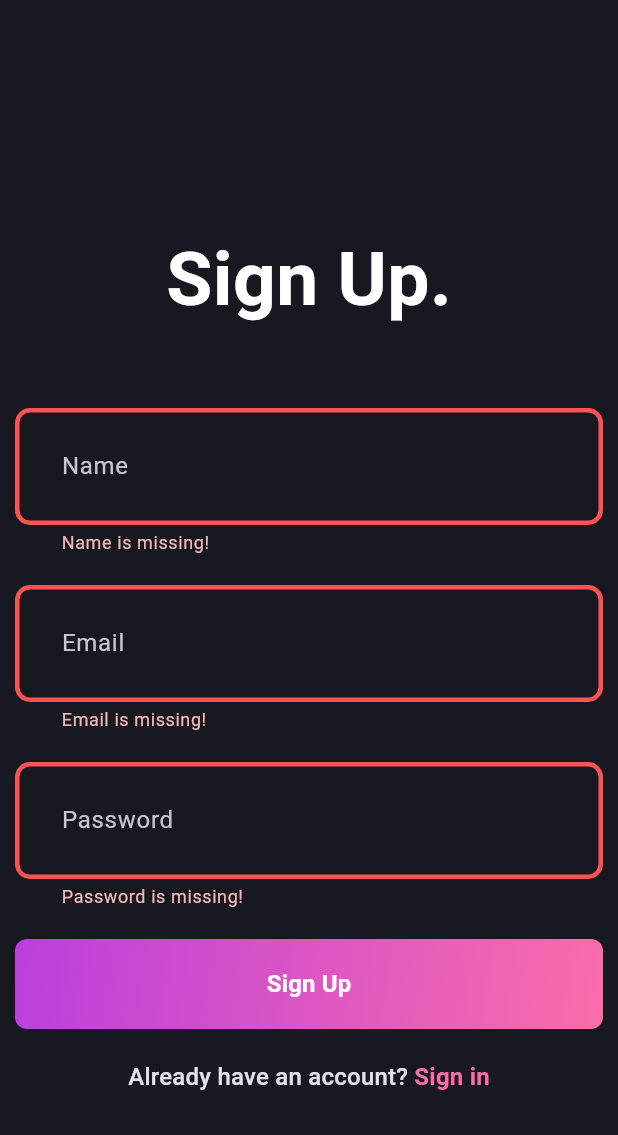
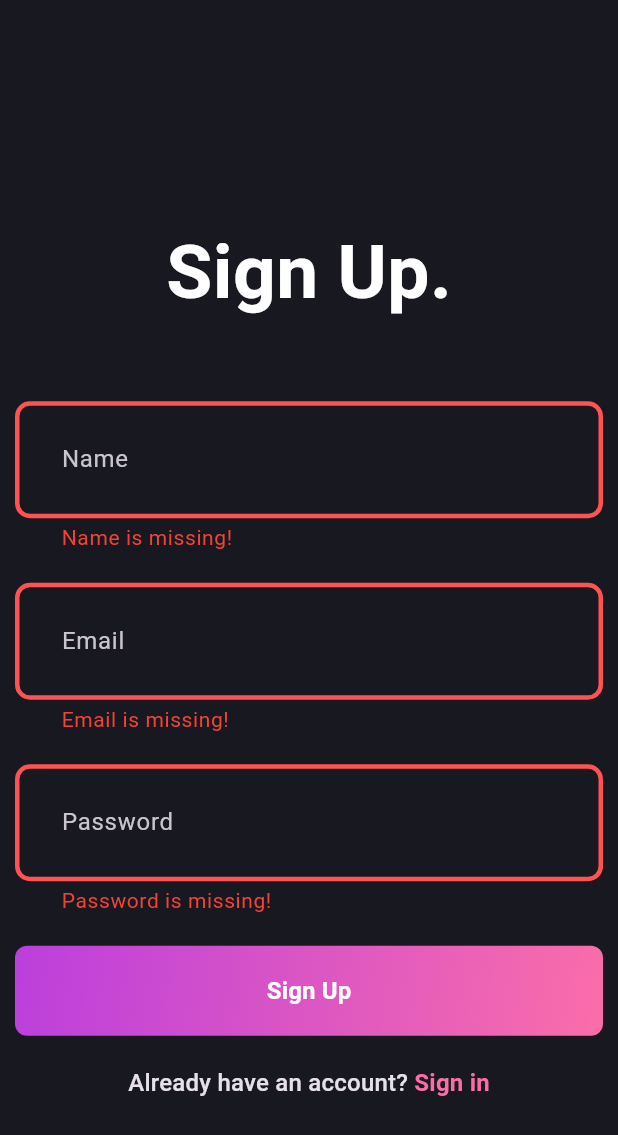
Before and after one commit to ShishirRijal/iWrite, a Flutter app: the screen it shows after launch, after a tap on "Sign Up", on a phone screen of 412 x 824 dp. Shown: the top 1135 px of the screen. Run offline on Flutter 3.47's test engine with Material 3 defaults, Android fonts, the phone set to English and light mode, and no system bars.

Commit message:
add validator to custom text form field

```diff
--- a/lib/features/auth/presentation/widgets/custom_text_form_field.dart
+++ b/lib/features/auth/presentation/widgets/custom_text_form_field.dart
@@ -5,12 +5,13 @@ class CustomTextFormField extends StatelessWidget {
     required this.controller,
     required this.hintText,
     this.isPassword = false,
+    this.validator,
     super.key,
   });
   final TextEditingController controller;
   final String hintText;
   final bool isPassword;
-  // final Function(String?)? validator;
+  final Function(String?)? validator;
 
   @override
   Widget build(BuildContext context) {
@@ -18,13 +19,21 @@ class CustomTextFormField extends StatelessWidget {
       controller: controller,
       decoration: InputDecoration(
         hintText: hintText,
+        errorStyle: TextStyle(color: Colors.red, fontSize: 14),
       ),
       obscureText: isPassword,
       validator: (value) {
+        // If a validator is provided, use it
+        if (validator != null) {
+          return validator!(value);
+        }
+
+        // Else, use the default validator
         // check for empty field
         if (value!.isEmpty) {
           return '$hintText is missing!';
         }
+
         return null;
       },
     );
```
